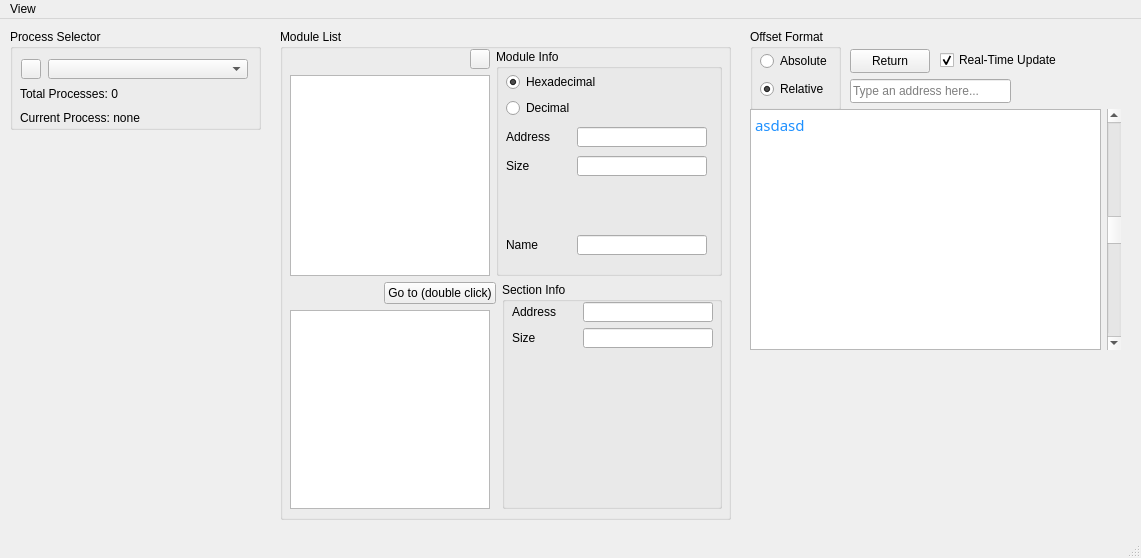
This is cmainwindow.ui in kvakazabra/memObserver as Qt 5 draws it before an edit. The edited form follows.
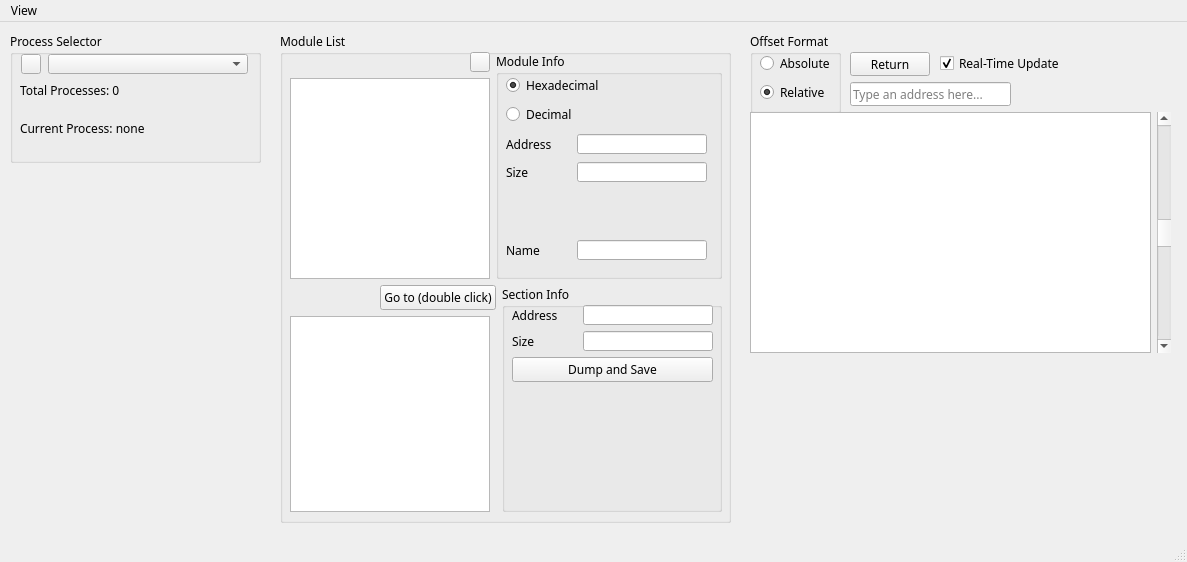
This is the edited form. Icons and pictures are not drawn.

Commit message: Change UI font to Ubuntu Mono

Patch:
```diff
--- a/cmainwindow.ui
+++ b/cmainwindow.ui
@@ -9,10 +9,15 @@
    <rect>
     <x>0</x>
     <y>0</y>
-    <width>1141</width>
-    <height>558</height>
+    <width>1187</width>
+    <height>562</height>
    </rect>
   </property>
+  <property name="font">
+   <font>
+    <family>Ubuntu Mono</family>
+   </font>
+  </property>
   <property name="windowTitle">
    <string>CMainWindow</string>
   </property>
@@ -23,7 +28,7 @@
       <x>10</x>
       <y>10</y>
       <width>251</width>
-      <height>101</height>
+      <height>131</height>
      </rect>
     </property>
     <property name="sizePolicy">
@@ -32,6 +37,11 @@
       <verstretch>0</verstretch>
      </sizepolicy>
     </property>
+    <property name="font">
+     <font>
+      <family>Ubuntu Mono</family>
+     </font>
+    </property>
     <property name="title">
      <string>Process Selector</string>
     </property>
@@ -42,9 +52,9 @@
      <property name="geometry">
       <rect>
        <x>10</x>
-       <y>30</y>
+       <y>20</y>
        <width>231</width>
-       <height>68</height>
+       <height>101</height>
       </rect>
      </property>
      <layout class="QVBoxLayout" name="verticalLayout">
@@ -117,22 +127,52 @@
           <verstretch>0</verstretch>
          </sizepolicy>
         </property>
+        <property name="minimumSize">
+         <size>
+          <width>0</width>
+          <height>30</height>
+         </size>
+        </property>
         <property name="maximumSize">
          <size>
           <width>16777215</width>
-          <height>16777215</height>
+          <height>30</height>
          </size>
         </property>
         <property name="text">
          <string>Total Processes: 0</string>
         </property>
+        <property name="alignment">
+         <set>Qt::AlignLeading|Qt::AlignLeft|Qt::AlignTop</set>
+        </property>
+        <property name="wordWrap">
+         <bool>true</bool>
+        </property>
        </widget>
       </item>
       <item>
        <widget class="QLabel" name="processCurrentLabel">
+        <property name="minimumSize">
+         <size>
+          <width>0</width>
+          <height>30</height>
+         </size>
+        </property>
+        <property name="maximumSize">
+         <size>
+          <width>16777215</width>
+          <height>30</height>
+         </size>
+        </property>
         <property name="text">
          <string>Current Process: none</string>
         </property>
+        <property name="alignment">
+         <set>Qt::AlignLeading|Qt::AlignLeft|Qt::AlignTop</set>
+        </property>
+        <property name="wordWrap">
+         <bool>true</bool>
+        </property>
        </widget>
       </item>
      </layout>
@@ -511,7 +551,7 @@
              <x>10</x>
              <y>20</y>
              <width>201</width>
-             <height>191</height>
+             <height>201</height>
             </rect>
            </property>
            <layout class="QVBoxLayout" name="verticalLayout_6">
@@ -599,6 +639,41 @@
               </item>
              </layout>
             </item>
+            <item>
+             <widget class="QPushButton" name="pushButton">
+              <property name="font">
+               <font>
+                <family>Ubuntu Mono</family>
+                <pointsize>9</pointsize>
+               </font>
+              </property>
+              <property name="text">
+               <string>Dump and Save</string>
+              </property>
+             </widget>
+            </item>
+            <item>
+             <widget class="QLabel" name="label">
+              <property name="minimumSize">
+               <size>
+                <width>0</width>
+                <height>60</height>
+               </size>
+              </property>
+              <property name="inputMethodHints">
+               <set>Qt::ImhMultiLine</set>
+              </property>
+              <property name="text">
+               <string/>
+              </property>
+              <property name="alignment">
+               <set>Qt::AlignLeading|Qt::AlignLeft|Qt::AlignTop</set>
+              </property>
+              <property name="wordWrap">
+               <bool>true</bool>
+              </property>
+             </widget>
+            </item>
             <item>
              <spacer name="verticalSpacer_2">
               <property name="orientation">
@@ -686,7 +761,7 @@
       <rect>
        <x>10</x>
        <y>20</y>
-       <width>74</width>
+       <width>75</width>
        <height>52</height>
       </rect>
      </property>
@@ -716,7 +791,7 @@
      <rect>
       <x>750</x>
       <y>90</y>
-      <width>371</width>
+      <width>421</width>
       <height>241</height>
      </rect>
     </property>
@@ -741,7 +816,7 @@
 li.unchecked::marker { content: &quot;\2610&quot;; }
 li.checked::marker { content: &quot;\2612&quot;; }
 &lt;/style&gt;&lt;/head&gt;&lt;body style=&quot; font-family:'Ubuntu Mono'; font-size:11pt; font-weight:400; font-style:normal;&quot;&gt;
-&lt;p style=&quot; margin-top:0px; margin-bottom:0px; margin-left:0px; margin-right:0px; -qt-block-indent:0; text-indent:0px;&quot;&gt;&lt;span style=&quot; color:#1e90ff;&quot;&gt;asdasd&lt;/span&gt;&lt;/p&gt;&lt;/body&gt;&lt;/html&gt;</string>
+&lt;p style=&quot;-qt-paragraph-type:empty; margin-top:0px; margin-bottom:0px; margin-left:0px; margin-right:0px; -qt-block-indent:0; text-indent:0px;&quot;&gt;&lt;br /&gt;&lt;/p&gt;&lt;/body&gt;&lt;/html&gt;</string>
        </property>
       </widget>
      </item>
@@ -769,8 +844,8 @@
     <rect>
      <x>0</x>
      <y>0</y>
-     <width>1141</width>
-     <height>21</height>
+     <width>1187</width>
+     <height>17</height>
     </rect>
    </property>
    <widget class="QMenu" name="menuView">
```
